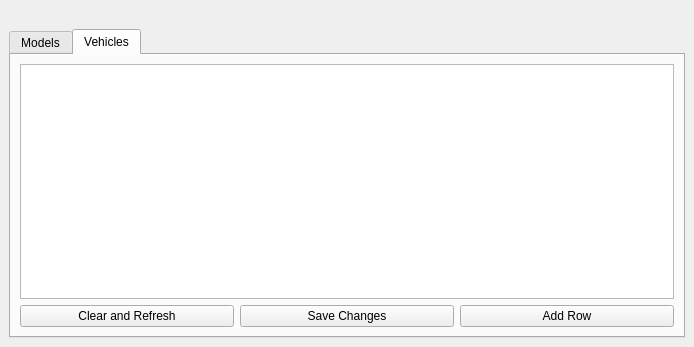
Old version of the form editor/mainEditor.ui in the repository joeyjackson/transport-sim.
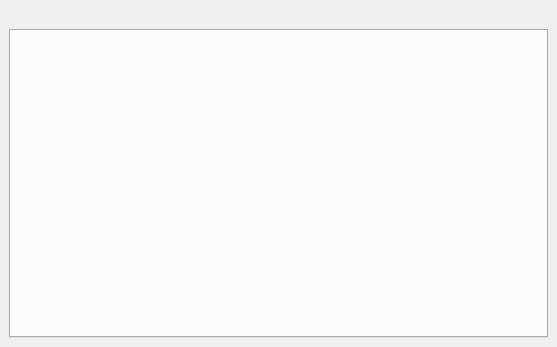
New version of the form.

Commit message: fix update model bug, create editors from schema config in code, allow additional joins for displaying fk columns

```diff
--- a/editor/mainEditor.ui
+++ b/editor/mainEditor.ui
@@ -6,7 +6,7 @@
    <rect>
     <x>0</x>
     <y>0</y>
-    <width>694</width>
+    <width>557</width>
     <height>347</height>
    </rect>
   </property>
@@ -27,68 +27,6 @@
       <property name="currentIndex">
        <number>1</number>
       </property>
-      <widget class="QWidget" name="modelTab">
-       <attribute name="title">
-        <string>Models</string>
-       </attribute>
-       <layout class="QGridLayout" name="gridLayout">
-        <item row="0" column="0" colspan="3">
-         <widget class="QTableView" name="modelTableView"/>
-        </item>
-        <item row="1" column="2">
-         <widget class="QPushButton" name="modelAddBtn">
-          <property name="text">
-           <string>Add Row</string>
-          </property>
-         </widget>
-        </item>
-        <item row="1" column="0">
-         <widget class="QPushButton" name="modelClearBtn">
-          <property name="text">
-           <string>Clear and Refresh</string>
-          </property>
-         </widget>
-        </item>
-        <item row="1" column="1">
-         <widget class="QPushButton" name="modelSaveBtn">
-          <property name="text">
-           <string>Save Changes</string>
-          </property>
-         </widget>
-        </item>
-       </layout>
-      </widget>
-      <widget class="QWidget" name="vehicleTab">
-       <attribute name="title">
-        <string>Vehicles</string>
-       </attribute>
-       <layout class="QGridLayout" name="gridLayout_3">
-        <item row="0" column="0" colspan="3">
-         <widget class="QTableView" name="vehicleTableView"/>
-        </item>
-        <item row="2" column="0">
-         <widget class="QPushButton" name="vehicleClearBtn">
-          <property name="text">
-           <string>Clear and Refresh</string>
-          </property>
-         </widget>
-        </item>
-        <item row="2" column="2">
-         <widget class="QPushButton" name="vehicleAddBtn">
-          <property name="text">
-           <string>Add Row</string>
-          </property>
-         </widget>
-        </item>
-        <item row="2" column="1">
-         <widget class="QPushButton" name="vehicleSaveBtn">
-          <property name="text">
-           <string>Save Changes</string>
-          </property>
-         </widget>
-        </item>
-       </layout>
-      </widget>
      </widget>
     </item>
    </layout>
```
Left out of the diff: 2 changed lines with no effect on the pictures. The commit also changes 4 other files.
